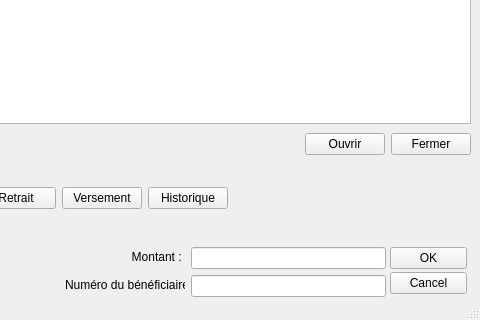
First picture: the form in uiclient.ui, repository TURKEYSTAR/Bank, before the edit; both pictures show x 120 to 600 and y 145 to 465 of the 600 by 465 pixel window.
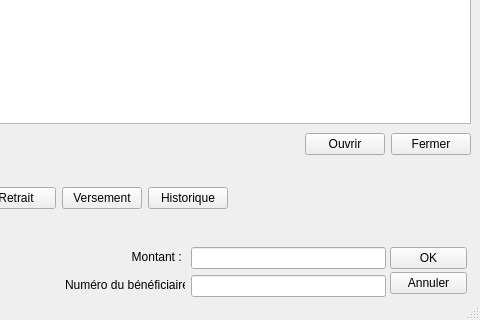
Second picture: the form after the edit.

What changed in the file:
```diff
--- a/uiclient.ui
+++ b/uiclient.ui
@@ -233,7 +233,7 @@
      <item>
       <widget class="QPushButton" name="pushButtonCancel">
        <property name="text">
-        <string>Cancel</string>
+        <string>Annuler</string>
        </property>
       </widget>
      </item>
```
